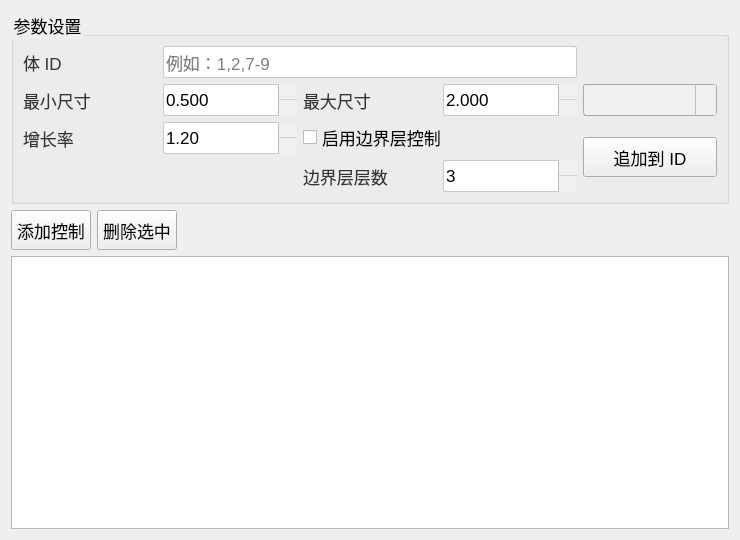
Above: plugins/Base_Mesh/MeshVolumeControlWidget.ui from asd977/base_cae before the change. Below: the same form after it.
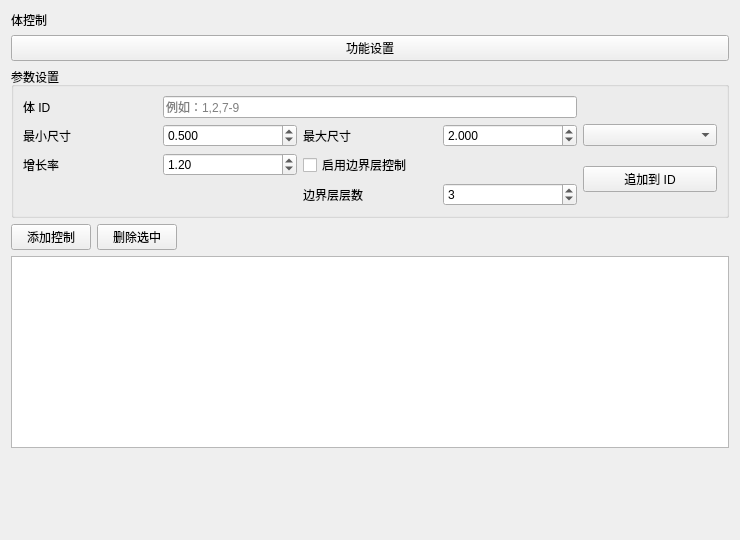
That is the form after the change. Icons and pictures are not drawn. Custom widgets are drawn as their Qt base class.

Commit message: fix(ui): place verticalSpacer at page root layout end

Patch:
```diff
--- a/plugins/Base_Mesh/MeshVolumeControlWidget.ui
+++ b/plugins/Base_Mesh/MeshVolumeControlWidget.ui
@@ -13,106 +13,22 @@
   <property name="windowTitle">
    <string>体控制</string>
   </property>
-  <property name="styleSheet">
-   <string notr="true">QWidget{
-font-family: &quot;Microsoft YaHei&quot;, &quot;微软雅黑&quot;;
-}
-QPushButton {
-    font-size: 17px;
-    min-height: 32px;
-}
-QPushButton#pushButton {
-    background-color: rgb(224, 233, 244);
-    border-width: 1px;
-    border-color: rgb(121, 121, 121);
-    border-style: solid;
-    min-height: 33px;
-    border-top: 1px solid rgb(169, 169, 169);
-    border-bottom: 1px solid rgb(169, 169, 169);
-    border-left: none;
-    border-right: none;
-    text-align: left;
-    padding-left: 15px;
-    font-size: 17px;
-}
-QLabel {
-    font-size: 17px;
-    color: rgb(51, 51, 51);
-}
-QLabel#pageNameLabel {
-    font-size: 20px;
-    padding-left: 9px;
-    color: rgb(53, 103, 147);
-}
-QLineEdit, QTextEdit, QPlainTextEdit, QSpinBox, QDoubleSpinBox, QDateTimeEdit {
-    border: 1px solid rgb(200, 200, 200);
-    border-radius: 2px;
-    font-size: 17px;
-    min-height: 30px;
-}
-QLineEdit:focus, QTextEdit:focus, QPlainTextEdit:focus,
-QSpinBox:focus, QDoubleSpinBox:focus, QDateTimeEdit:focus {
-    border-color: rgb(100, 100, 255);
-    outline: none;
-}
-QComboBox {
-    font-size: 17px;
-    color: rgb(51, 51, 51);
-    padding-left: 6px;
-    background: rgb(240, 240, 240);
-    border: 1px solid rgb(169, 169, 169);
-    border-radius: 3px;
-    min-height: 30px;
-}
-QComboBox::drop-down {
-    subcontrol-origin: padding;
-    subcontrol-position: top right;
-    width: 20px;
-    background: rgb(240, 240, 240);
-    border-left: 1px solid rgb(190, 190, 190);
-}
-QComboBox::down-arrow {
-    image: url(:/resources/arrow_down_drawn.svg);
-    width: 12px;
-    height: 12px;
-}
-QSpinBox::up-button, QDoubleSpinBox::up-button {
-    subcontrol-origin: border;
-    subcontrol-position: top right;
-    width: 18px;
-    border-left: 1px solid rgb(190, 190, 190);
-    border-bottom: 1px solid rgb(210, 210, 210);
-    background: rgb(240, 240, 240);
-}
-QSpinBox::down-button, QDoubleSpinBox::down-button {
-    subcontrol-origin: border;
-    subcontrol-position: bottom right;
-    width: 18px;
-    border-left: 1px solid rgb(190, 190, 190);
-    background: rgb(240, 240, 240);
-}
-QSpinBox::up-arrow, QDoubleSpinBox::up-arrow {
-    image: url(:/resources/arrow_up_drawn.svg);
-    width: 10px;
-    height: 10px;
-}
-QSpinBox::down-arrow, QDoubleSpinBox::down-arrow {
-    image: url(:/resources/arrow_down_drawn.svg);
-    width: 10px;
-    height: 10px;
-}
-QRadioButton, QCheckBox, QGroupBox {
-    font-size: 17px;
-}
-QTableWidget, QTreeWidget, QListWidget {
-    font-size: 16px;
-    gridline-color: rgb(210, 210, 210);
-}
-
-</string>
-  </property>
   <layout class="QVBoxLayout" name="verticalLayout">
+      <item>
+    <widget class="QLabel" name="pageNameLabel">
+     <property name="text">
+      <string>体控制</string>
+     </property>
+    </widget>
+   </item>
    <item>
+    <widget class="QPushButton" name="pushButton">
+     <property name="text">
+      <string>功能设置</string>
+     </property>
+    </widget>
+   </item>
+<item>
     <widget class="QGroupBox" name="groupBoxInput">
      <property name="title">
       <string>参数设置</string>
@@ -276,7 +192,20 @@
    <item>
     <widget class="QTableWidget" name="tableControls"/>
    </item>
-  </layout>
+  <item>
+    <spacer name="verticalSpacer">
+     <property name="orientation">
+      <enum>Qt::Vertical</enum>
+     </property>
+     <property name="sizeHint" stdset="0">
+      <size>
+       <width>20</width>
+       <height>40</height>
+      </size>
+     </property>
+    </spacer>
+   </item>
+</layout>
  </widget>
  <customwidgets>
  <customwidget>
```
Left out of the diff: 12 changed lines with no effect on the pictures. The commit also changes 45 other files.
